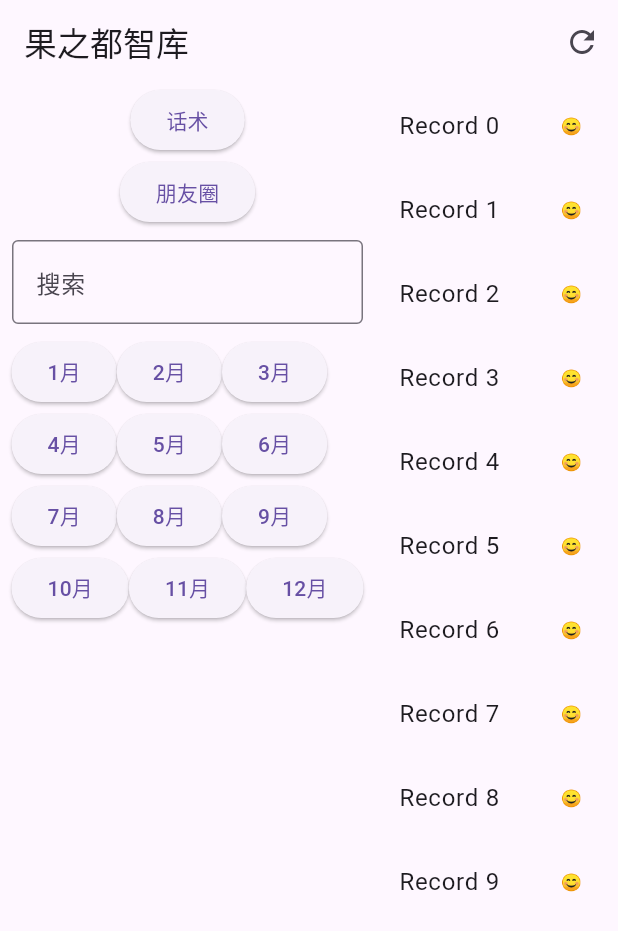
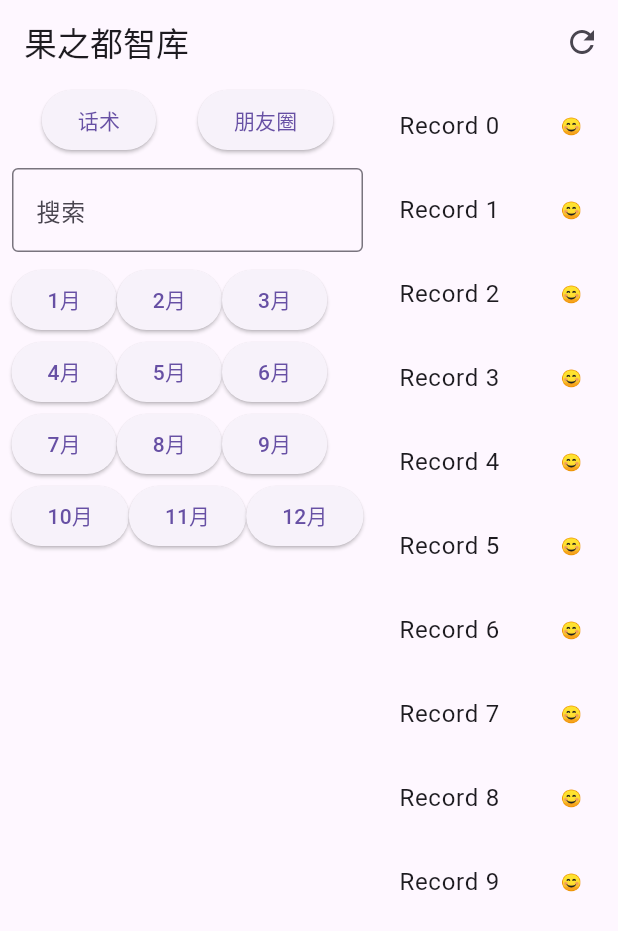
Before and after one commit to kalicyh/knowledge_client, a Flutter app: the screen it shows after launch, on a phone screen of 412 x 824 dp. Shown: the top 931 px of the screen. Run offline on Flutter 3.47's test engine with Material 3 defaults, Android fonts, the phone set to English and light mode, and no system bars; our stand-ins replace sqflite; accounts and stored records are empty.

Commit message:
💄 美化按钮

```diff
--- a/lib/main.dart
+++ b/lib/main.dart
@@ -66,8 +66,14 @@
             width: 250,
             child: Column(
               children: [
-                ElevatedButton(onPressed: () {}, child: Text('话术')),
-                ElevatedButton(onPressed: () {}, child: Text('朋友圈')),
+                // Buttons in a Row
+                Row(
+                  mainAxisAlignment: MainAxisAlignment.spaceEvenly,
+                  children: [
+                    ElevatedButton(onPressed: () {}, child: Text('话术')),
+                    ElevatedButton(onPressed: () {}, child: Text('朋友圈')),
+                  ],
+                ),
                 Padding(
                   padding: const EdgeInsets.all(8.0),
                   child: TextField(
--- a/pubspec.yaml
+++ b/pubspec.yaml
@@ -13,7 +13,7 @@ publish_to: 'none' # 如果你希望发布到 pub.dev，请移除这一行
 # 更多关于 iOS 版本的信息，请访问
 # https://developer.apple.com/library/archive/documentation/General/Reference/InfoPlistKeyReference/Articles/CoreFoundationKeys.html
 # 在 Windows 中，build-name 用作产品和文件版本的主要、次要和补丁部分，而 build-number 用作构建后缀。
-version: 1.0.0
+version: 1.0.1
 
 environment:
   sdk: '>=3.4.4 <4.0.0'
```
